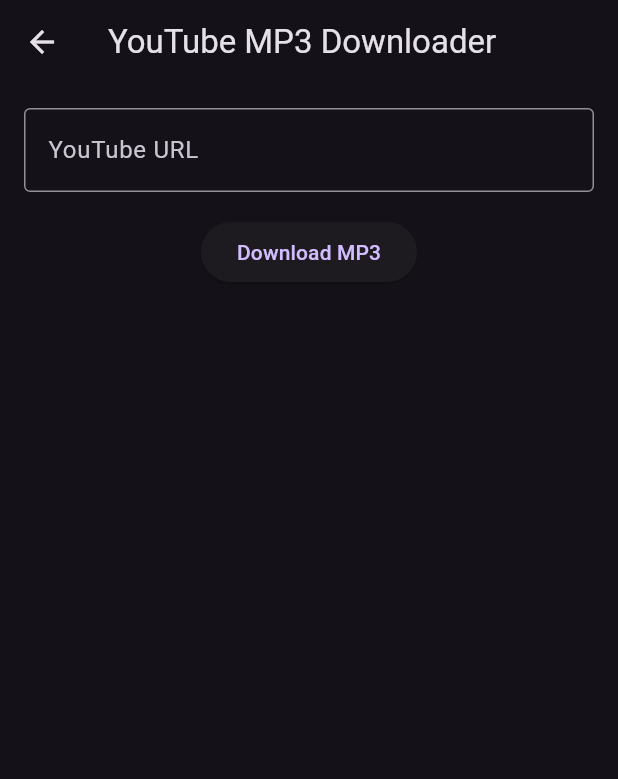
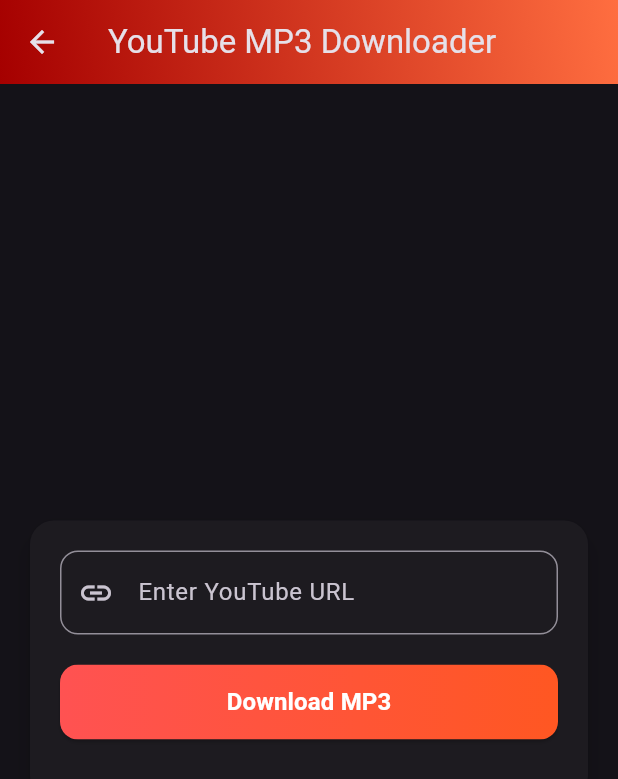
Before and after one commit to jammy808/wibe, a Flutter app: the YouTubeDownloader screen opened directly, on a phone screen of 412 x 824 dp. Shown: the top 779 px of the screen. Run offline on Flutter 3.47's test engine with Material 3 defaults, Android fonts, the phone set to English and light mode, and no system bars; our stand-ins replace audio_service, just_audio, just_audio_background, palette_generator, permission_handler, shared_preferences; missing offline and left inert: flutter_media_metadata, youtube_explode_dart; accounts and stored records are empty.

Commit message:
Update youtube_downloader_screen.dart

```diff
--- a/lib/screens/youtube_downloader_screen.dart
+++ b/lib/screens/youtube_downloader_screen.dart
@@ -25,23 +25,12 @@ class _YouTubeDownloaderState extends State<YouTubeDownloader> {
     final yt = YoutubeExplode();
 
     try {
-      // Request storage permission
-      // final status = await Permission.storage.request();
-      // if (!status.isGranted) {
-      //   setState(() {
-      //     _message = 'Permission denied';
-      //     _isLoading = false;
-      //   });
-      //   return;
-      // }
-
       final video = await yt.videos.get(url);
       final manifest = await yt.videos.streamsClient.getManifest(video.id);
       final audioStreamInfo = manifest.audioOnly.withHighestBitrate();
 
       final audioStream = yt.videos.streamsClient.get(audioStreamInfo);
 
-      // Safe directory
       final dir = await getExternalStorageDirectory();
       final sanitizedTitle = video.title.replaceAll(RegExp(r'[\\/:*?"<>|]'), '_');
       final filePath = '${dir!.path}/$sanitizedTitle.m4a';
@@ -59,16 +48,14 @@ class _YouTubeDownloaderState extends State<YouTubeDownloader> {
 
       final newFilePath = '${musicDir.path}/$sanitizedTitle.m4a';
       await file.copy(newFilePath);
-
-      // Optionally delete the original temp file
       await file.delete();
 
       setState(() {
-        _message = 'Downloaded to:\n$newFilePath';
+        _message = '✅ Downloaded to:\n$newFilePath';
       });
     } catch (e) {
       setState(() {
-        _message = 'Download failed: $e';
+        _message = '❌ Download failed: $e';
         print('Download failed: $e');
       });
     } finally {
@@ -82,32 +69,101 @@ class _YouTubeDownloaderState extends State<YouTubeDownloader> {
   @override
   Widget build(BuildContext context) {
     return Scaffold(
-      appBar: AppBar(title: const Text('YouTube MP3 Downloader')),
+      appBar: AppBar(
+        flexibleSpace: Container(
+          decoration: const BoxDecoration(
+            gradient: LinearGradient(
+              colors: [Color.fromARGB(255, 165, 0, 0), Colors.deepOrangeAccent],
+              begin: Alignment.bottomLeft,
+              end: Alignment.topRight,
+            ),
+          ),
+        ),
+        title: const Text('YouTube MP3 Downloader'),
+      ),
       body: Padding(
         padding: const EdgeInsets.all(16),
+        child: Center(
+          child: SingleChildScrollView(
+            child: Card(
+              elevation: 6,
+              shape: RoundedRectangleBorder(borderRadius: BorderRadius.circular(16)),
+              child: Padding(
+                padding: const EdgeInsets.all(20),
                 child: Column(
                   children: [
                     TextField(
                       controller: _controller,
-              decoration: const InputDecoration(
-                labelText: 'YouTube URL',
-                border: OutlineInputBorder(),
+                      decoration: InputDecoration(
+                        labelText: 'Enter YouTube URL',
+                        prefixIcon: const Icon(Icons.link),
+                        border: OutlineInputBorder(borderRadius: BorderRadius.circular(12)),
                       ),
                     ),
-            const SizedBox(height: 16),
-            ElevatedButton(
+                    const SizedBox(height: 20),
+                    SizedBox(
+                      width: double.infinity,
+                      height: 50,
+                      child: ElevatedButton(
+                        style: ElevatedButton.styleFrom(
+                          padding: EdgeInsets.zero,
+                          shape: RoundedRectangleBorder(
+                            borderRadius: BorderRadius.circular(12),
+                          ),
+                        ),
                         onPressed: _isLoading ? null : () => _downloadAudio(_controller.text),
+                        child: Ink(
+                          decoration: BoxDecoration(
+                            gradient: const LinearGradient(
+                              colors: [Colors.redAccent, Colors.deepOrange],
+                              begin: Alignment.centerLeft,
+                              end: Alignment.centerRight,
+                            ),
+                            borderRadius: BorderRadius.circular(12),
+                          ),
+                          child: Container(
+                            alignment: Alignment.center,
                             child: _isLoading
-                  ? const CircularProgressIndicator(color: Colors.white)
-                  : const Text('Download MP3'),
+                                ? const SizedBox(
+                                    width: 24,
+                                    height: 24,
+                                    child: CircularProgressIndicator(strokeWidth: 2, color: Colors.white),
+                                  )
+                                : const Text(
+                                    'Download MP3',
+                                    style: TextStyle(fontSize: 16, fontWeight: FontWeight.w600, color: Colors.white),
                                   ),
-            const SizedBox(height: 16),
+                          ),
+                        ),
+                      ),
+                    ),
+                    const SizedBox(height: 20),
                     if (_message.isNotEmpty)
-              Text(
+                      Container(
+                        width: double.infinity,
+                        padding: const EdgeInsets.all(12),
+                        decoration: BoxDecoration(
+                          color: _message.startsWith('✅')
+                              ? Colors.green.withOpacity(0.1)
+                              : Colors.red.withOpacity(0.1),
+                          borderRadius: BorderRadius.circular(8),
+                          border: Border.all(
+                            color: _message.startsWith('✅') ? Colors.green : Colors.red,
+                          ),
+                        ),
+                        child: Text(
                           _message,
-                style: const TextStyle(color: Colors.green),
+                          style: TextStyle(
+                            color: _message.startsWith('✅') ? Colors.green[700] : Colors.red[700],
+                            fontWeight: FontWeight.w500,
+                          ),
+                        ),
                       ),
                   ],
+                ),
+              ),
+            ),
+          ),
         ),
       ),
     );
```
Lines whose indentation alone changed are shown as unchanged.
